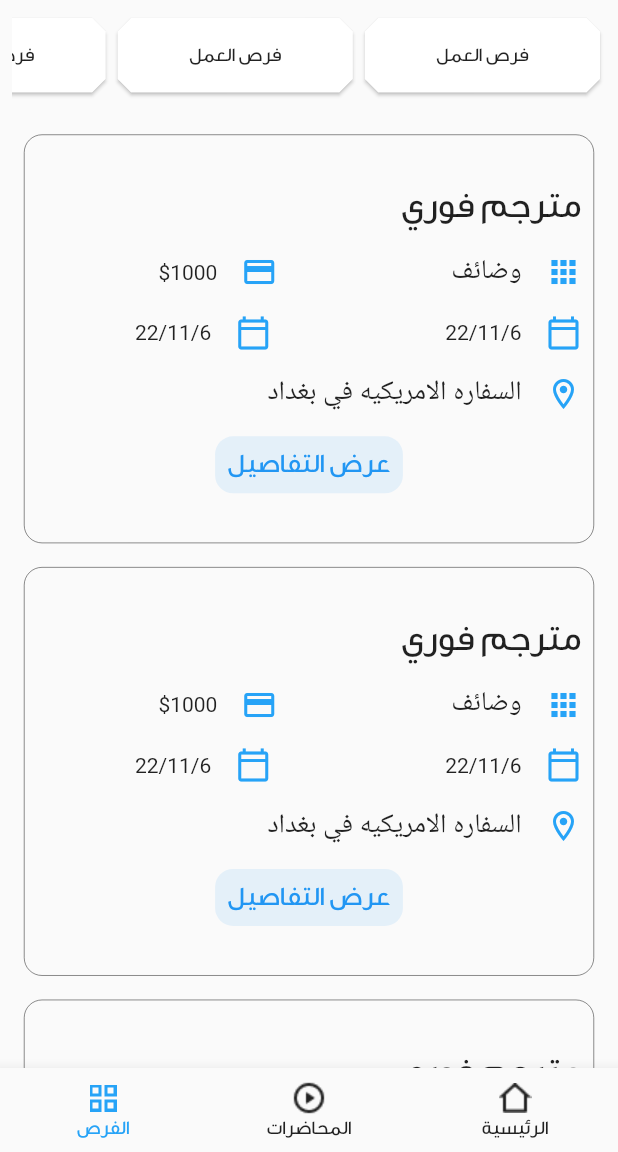
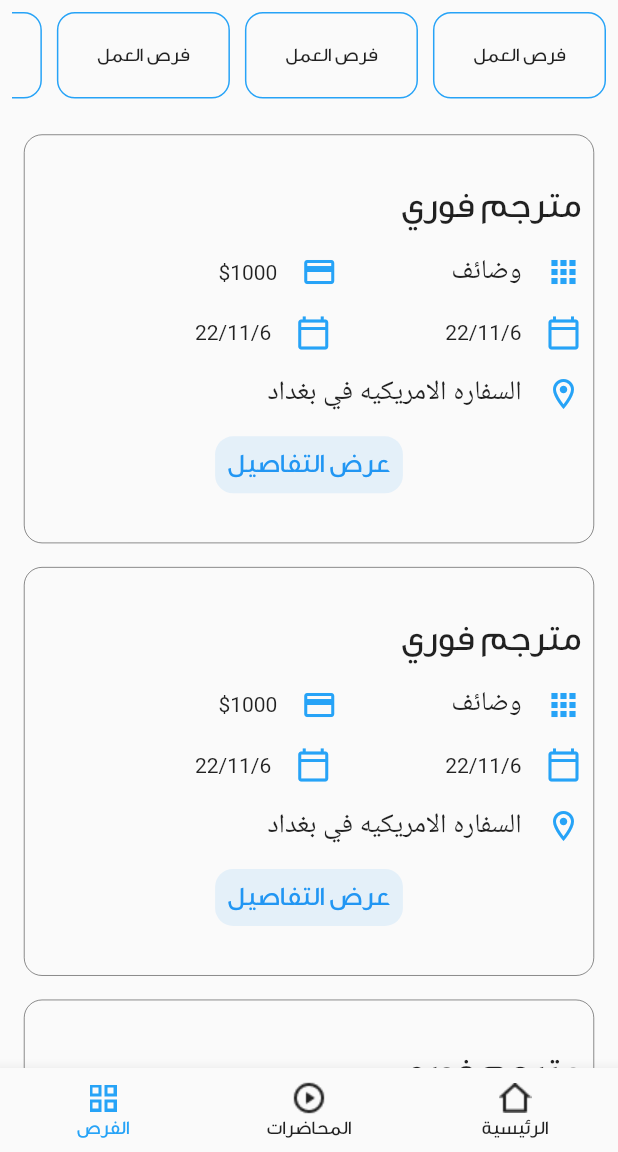
Before and after one commit to husseinkad/translation-dept.-app-, a Flutter app: the screen it shows after launch, item 3 of the bottom bar chosen, on a phone screen of 412 x 824 dp, the part 84-1236 px from its top. Run offline on Flutter 3.47's test engine with Material 2 defaults, Android fonts, the phone set to English and light mode, and no system bars; missing offline and left inert: flutter_share.

Commit message:
Page polish

```diff
--- a/lib/opportunities.dart
+++ b/lib/opportunities.dart
@@ -18,19 +18,22 @@ class _OpportunitiesState extends State<Opportunities> {
         padding: const EdgeInsets.all(8.0),
         child: SizedBox(
         height: MediaQuery.of(context).size.height * 0.07,
-        child: ListView.builder(
-            scrollDirection: Axis.horizontal,
+        child: GridView.builder(
+          scrollDirection: Axis.horizontal,
+          gridDelegate: const SliverGridDelegateWithMaxCrossAxisExtent(
+              maxCrossAxisExtent: 200,
+              childAspectRatio: 1 / 2,
+              crossAxisSpacing: 10,
+              mainAxisSpacing: 10
+          ),
             shrinkWrap: true,
             itemCount: 4,
             itemBuilder: (context, index){
-              return SizedBox(
-                  height: MediaQuery.of(context).size.height * 0.06,
-                  width: MediaQuery.of(context).size.width * 0.4,
-                  child: Card(
-                    shape: BeveledRectangleBorder(borderRadius: BorderRadius.circular(9)),
-                    child: const Center(child: Text('فرص العمل', style: textStyleSmall,),),
-                  ));
-            }
+              return Container(
+                decoration: BoxDecoration(borderRadius: BorderRadius.circular(12), border: Border.all(width: 1, color: Color(0xFF26A3F7))),
+                child: const Center(child: Text('فرص العمل', style: textStyleSmall,),),
+              );
+            },
         ),
     ),
       ),
@@ -67,7 +70,7 @@ class _OpportunitiesState extends State<Opportunities> {
                                     padding: EdgeInsets.all(8.0),
                                     child: Text('وضائف', style: textStyleNormalNoFont,),
                                   ),
-                                  SizedBox(width: 100,),
+                                  SizedBox(width: 60,),
                                   Padding(
                                     padding: EdgeInsets.all(8.0),
                                     child: Icon(Icons.credit_card, color: Color(0xFF26A3F7)),
@@ -89,7 +92,7 @@ class _OpportunitiesState extends State<Opportunities> {
                                     padding: EdgeInsets.all(8.0),
                                     child: Text('22/11/6',),
                                   ),
-                                  SizedBox(width: 100,),
+                                  SizedBox(width: 60,),
                                   Padding(
                                     padding: EdgeInsets.all(8.0),
                                     child: Icon(Icons.calendar_today_outlined, color: Color(0xFF26A3F7),),
```
